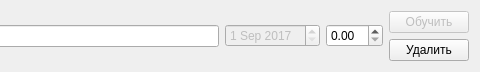
The window that table.ui (alyukovnet/timemanager) describes before a commit, drawn with Qt 5; both pictures show x 220 to 700 and y 0 to 72 of the 700 by 72 pixel window.
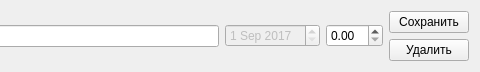
The same window after the commit.

What changed in the file:
```diff
--- a/table.ui
+++ b/table.ui
@@ -64,11 +64,8 @@
     <layout class="QVBoxLayout" name="buttons_layout">
      <item>
       <widget class="QPushButton" name="teach">
-       <property name="enabled">
-        <bool>false</bool>
-       </property>
        <property name="text">
-        <string>Обучить</string>
+        <string>Сохранить</string>
        </property>
       </widget>
      </item>
```
